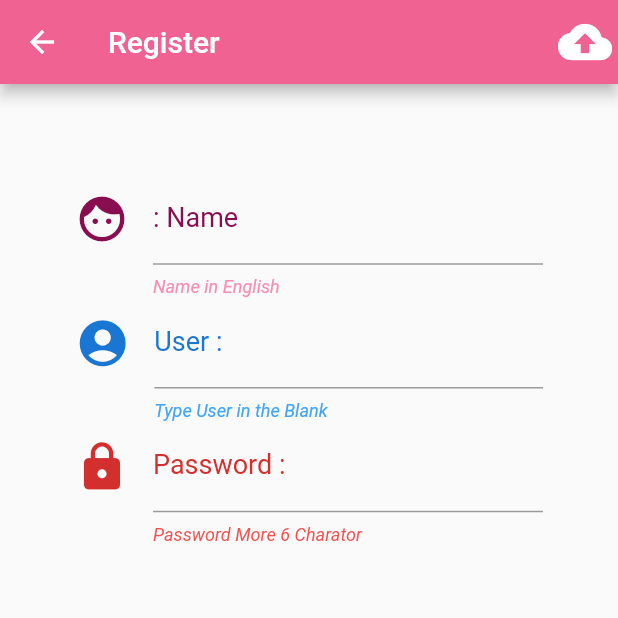
After one commit to masterUNG/UngFoodShop_1June, a Flutter app: the Register screen opened directly, on a phone screen of 412 x 824 dp, the top half of it. The commit adds this screen. Run offline on Flutter 3.47's test engine with Material 2 defaults, Android fonts, the phone set to English and light mode, and no system bars.

Commit message:
finish 1June

```diff
--- a/lib/main.dart
+++ b/lib/main.dart
@@ -1,5 +1,6 @@
 import 'package:flutter/material.dart';
 import 'package:ungfoodshop/screens/authen.dart';
+import 'package:ungfoodshop/screens/register.dart';
 
 main() {
   runApp(MyApp());
--- a/lib/screens/authen.dart
+++ b/lib/screens/authen.dart
@@ -11,7 +11,9 @@ class _AuthenState extends State<Authen> {
     return RaisedButton(
       color: Colors.pink[100],
       child: Text('Sign Up'),
-      onPressed: () {},
+      onPressed: () {
+        print('You Click Sign Up');
+      },
     );
   }
 
@@ -74,7 +76,7 @@ class _AuthenState extends State<Authen> {
       resizeToAvoidBottomPadding: false,
       body: Container(
         decoration: BoxDecoration(
-          gradient: LinearGradient(colors: [Colors.white, Colors.pink[300]], begin: Alignment(-1, -1)),
+          gradient: LinearGradient(colors: [Colors.white, Colors.pink[200]], begin: Alignment(-1, -1)),
         ),
         padding: EdgeInsets.only(top: 60.0),
         alignment: Alignment(0, -1),
--- /dev/null
+++ b/lib/screens/register.dart
@@ -0,0 +1,89 @@
+import 'package:flutter/material.dart';
+import 'package:flutter/widgets.dart' as prefix0;
+
+class Register extends StatefulWidget {
+  @override
+  _RegisterState createState() => _RegisterState();
+}
+
+class _RegisterState extends State<Register> {
+  Widget uploadButton() {
+    return IconButton(
+      icon: Icon(Icons.cloud_upload, size: 36.0,),
+      onPressed: () {},
+    );
+  }
+
+  Widget nameTextFromField() {
+    return TextFormField(
+      decoration: InputDecoration(
+        icon: Icon(
+          Icons.face,
+          size: 36.0,
+          color: Colors.pink[900],
+        ),
+        labelText: ': Name',
+        helperText: 'Name in English',
+        helperStyle:
+            TextStyle(color: Colors.pink[200], fontStyle: FontStyle.italic),
+        labelStyle: TextStyle(fontSize: 18.0, color: Colors.pink[900]),
+      ),
+    );
+  }
+
+  Widget userTextFromField() {
+    return TextFormField(
+      decoration: InputDecoration(
+        icon: Icon(
+          Icons.account_circle,
+          size: 36.9,
+          color: Colors.blue[700],
+        ),
+        labelText: 'User :',
+        labelStyle: TextStyle(fontSize: 18.0, color: Colors.blue[700]),
+        helperText: 'Type User in the Blank',
+        helperStyle:
+            TextStyle(color: Colors.blue[400], fontStyle: FontStyle.italic),
+      ),
+    );
+  }
+
+  Widget passwordTextFromField() {
+    return TextFormField(
+      decoration: InputDecoration(
+        icon: Icon(
+          Icons.lock,
+          color: Colors.red[700],
+          size: 36.0,
+        ),
+        labelText: 'Password :',
+        labelStyle: TextStyle(fontSize: 18.0, color: Colors.red[700]),
+        helperText: 'Password More 6 Charator',
+        helperStyle:
+            TextStyle(color: Colors.red[400], fontStyle: FontStyle.italic),
+      ),
+    );
+  }
+
+  @override
+  Widget build(BuildContext context) {
+    return Scaffold(
+      resizeToAvoidBottomPadding: false,
+      appBar: AppBar(
+        backgroundColor: Colors.pink[300],
+        title: Text('Register'),actions: <Widget>[uploadButton()],
+      ),
+      body: Container(
+        padding: EdgeInsets.only(top: 60.0, left: 50.0, right: 50.0),
+        alignment: Alignment(0, -1),
+        child: Column(
+          children: <Widget>[
+            nameTextFromField(),
+            userTextFromField(),
+            passwordTextFromField()
+          ],
+        ),
+      ),
+    );
+  }
+}
```
